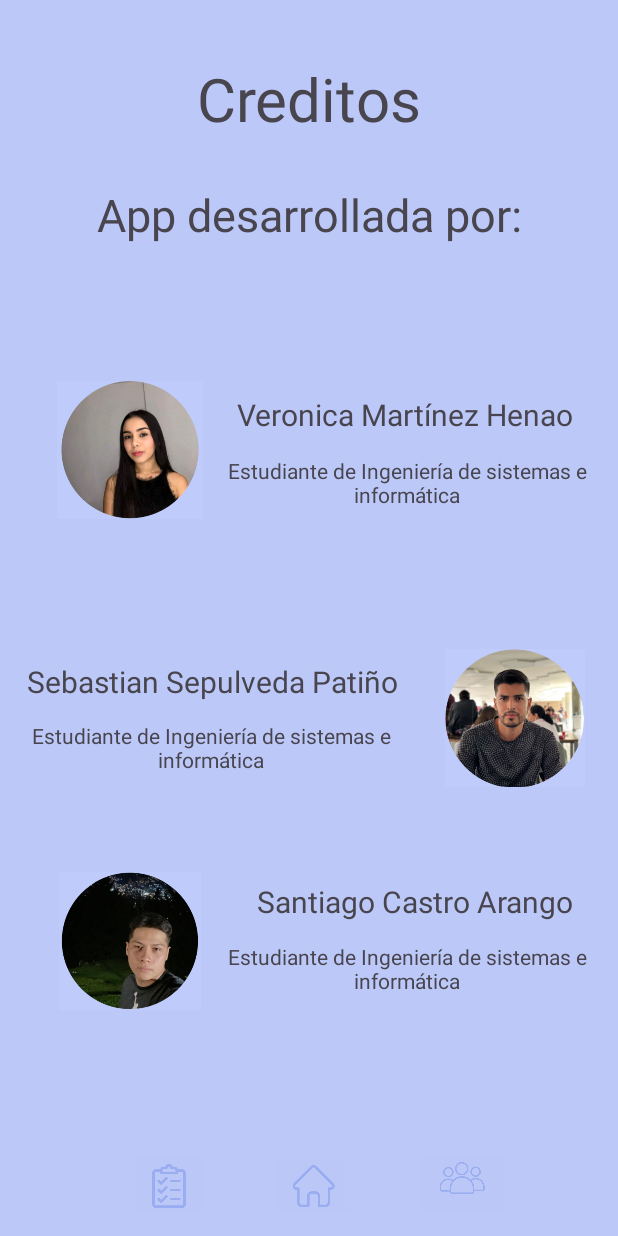
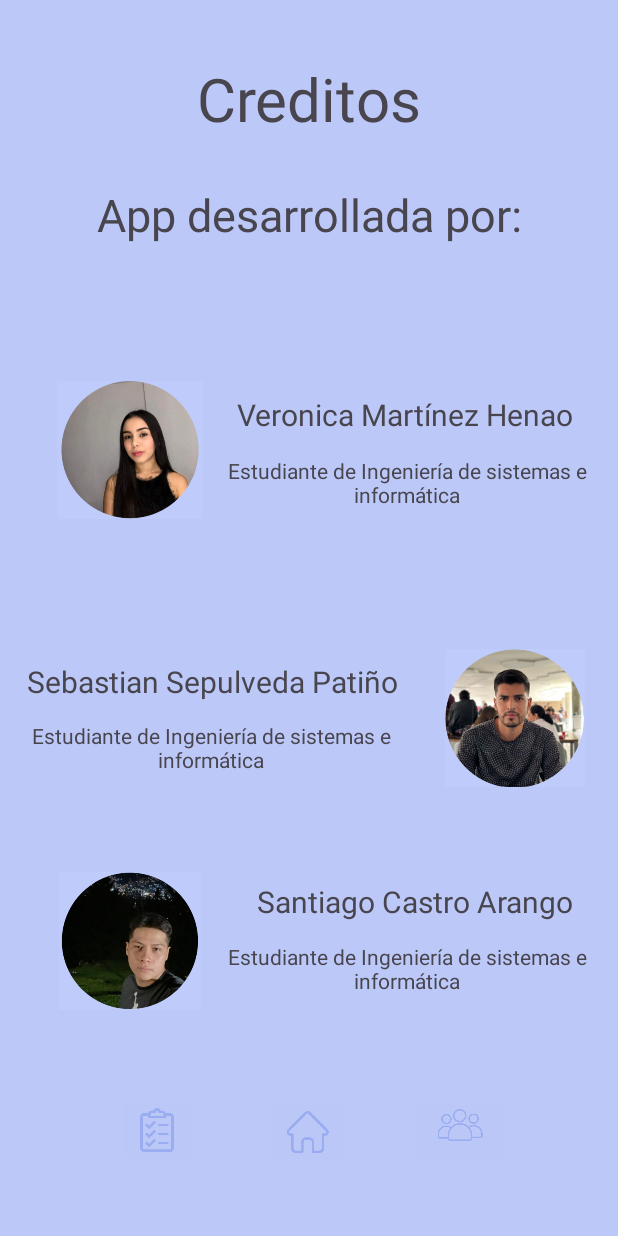
Before and after one commit to santiac249/Lig, an Android app: the Creditos screen opened directly, with no data from a screen before it, on a phone screen of 412 x 824 dp. Run offline under Robolectric (Android 15) with nearby library versions, the phone set to English and light mode, and no system bars.

```diff
--- a/app/build.gradle.kts
+++ b/app/build.gradle.kts
@@ -1,6 +1,7 @@
 plugins {
     alias(libs.plugins.androidApplication)
     alias(libs.plugins.jetbrainsKotlinAndroid)
+    id("com.google.gms.google-services")
 }
 
 android {
@@ -62,11 +63,13 @@ dependencies {
     implementation(libs.material3)
     implementation(libs.navigation.fragment)
     implementation(libs.navigation.ui)
+    implementation(libs.firebase.auth)
     testImplementation(libs.junit)
     androidTestImplementation(libs.ext.junit)
     androidTestImplementation(libs.espresso.core)
     androidTestImplementation(platform(libs.compose.bom))
     androidTestImplementation(libs.ui.test.junit4)
     debugImplementation(libs.ui.tooling)
+    implementation(platform("com.google.firebase:firebase-bom:33.0.0"))
     debugImplementation(libs.ui.test.manifest)
 }
--- a/app/src/main/res/layout/activity_creditos.xml
+++ b/app/src/main/res/layout/activity_creditos.xml
@@ -20,11 +20,11 @@
         android:scaleType="fitCenter"
         android:src="@drawable/homeb"
         app:layout_constraintBottom_toBottomOf="parent"
-        app:layout_constraintHorizontal_bias="0.509"
+        app:layout_constraintHorizontal_bias="0.498"
         app:layout_constraintLeft_toLeftOf="parent"
         app:layout_constraintRight_toRightOf="parent"
         app:layout_constraintTop_toTopOf="parent"
-        app:layout_constraintVertical_bias="0.988" />
+        app:layout_constraintVertical_bias="0.942" />
 
     <ImageButton
         android:id="@+id/imgbtn_creditos"
@@ -34,11 +34,11 @@
         android:scaleType="fitCenter"
         android:src="@drawable/personasbordee"
         app:layout_constraintBottom_toBottomOf="parent"
-        app:layout_constraintHorizontal_bias="0.793"
+        app:layout_constraintHorizontal_bias="0.789"
         app:layout_constraintLeft_toLeftOf="parent"
         app:layout_constraintRight_toRightOf="parent"
         app:layout_constraintTop_toTopOf="parent"
-        app:layout_constraintVertical_bias="0.988" />
+        app:layout_constraintVertical_bias="0.942" />
 
     <ImageButton
         android:id="@+id/imgbtn_servicios"
@@ -48,11 +48,11 @@
         android:scaleType="fitCenter"
         android:src="@drawable/portb"
         app:layout_constraintBottom_toBottomOf="parent"
-        app:layout_constraintHorizontal_bias="0.24"
+        app:layout_constraintHorizontal_bias="0.217"
         app:layout_constraintLeft_toLeftOf="parent"
         app:layout_constraintRight_toRightOf="parent"
         app:layout_constraintTop_toTopOf="parent"
-        app:layout_constraintVertical_bias="0.989" />
+        app:layout_constraintVertical_bias="0.941" />
 
     <TextView
         android:id="@+id/textView17"
--- a/build.gradle.kts
+++ b/build.gradle.kts
@@ -2,4 +2,5 @@
 plugins {
     alias(libs.plugins.androidApplication) apply false
     alias(libs.plugins.jetbrainsKotlinAndroid) apply false
+    id("com.google.gms.google-services") version "4.4.1" apply false
 }
--- a/gradle/libs.versions.toml
+++ b/gradle/libs.versions.toml
@@ -13,6 +13,7 @@ activityCompose = "1.7.0"
 composeBom = "2023.08.00"
 navigationFragment = "2.6.0"
 navigationUi = "2.6.0"
+firebaseAuth = "23.0.0"
 
 [libraries]
 junit = { group = "junit", name = "junit", version.ref = "junit" }
@@ -34,6 +35,7 @@ ui-test-junit4 = { group = "androidx.compose.ui", name = "ui-test-junit4" }
 material3 = { group = "androidx.compose.material3", name = "material3" }
 navigation-fragment = { group = "androidx.navigation", name = "navigation-fragment", version.ref = "navigationFragment" }
 navigation-ui = { group = "androidx.navigation", name = "navigation-ui", version.ref = "navigationUi" }
+firebase-auth = { group = "com.google.firebase", name = "firebase-auth", version.ref = "firebaseAuth" }
 
 [plugins]
 androidApplication = { id = "com.android.application", version.ref = "agp" }
```
Also changed, not shown: app/src/main/java/com/upb/lig/Registro.java (+31 -6 lines).
